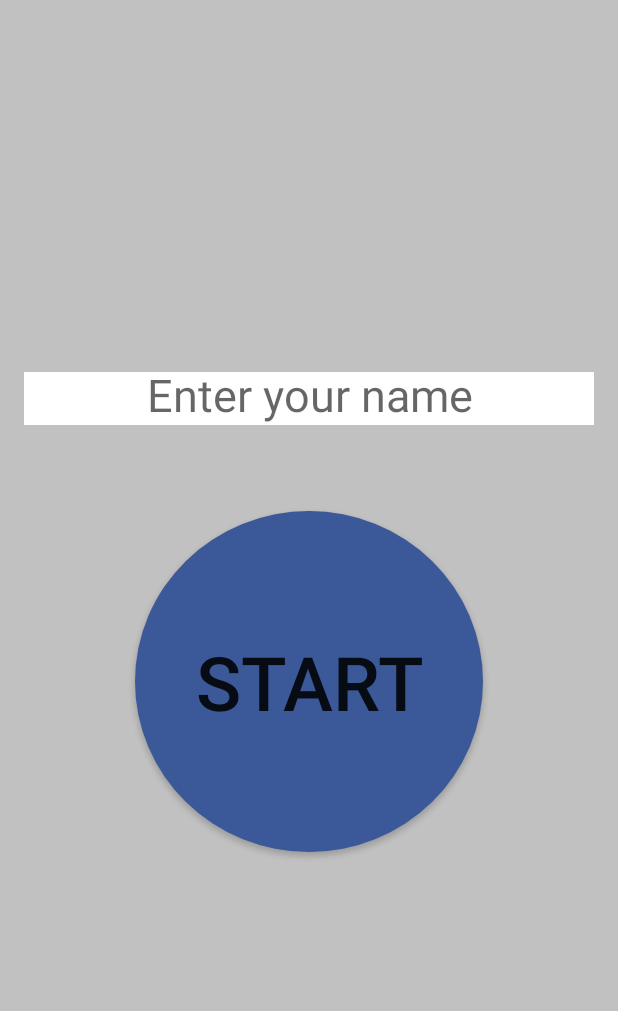
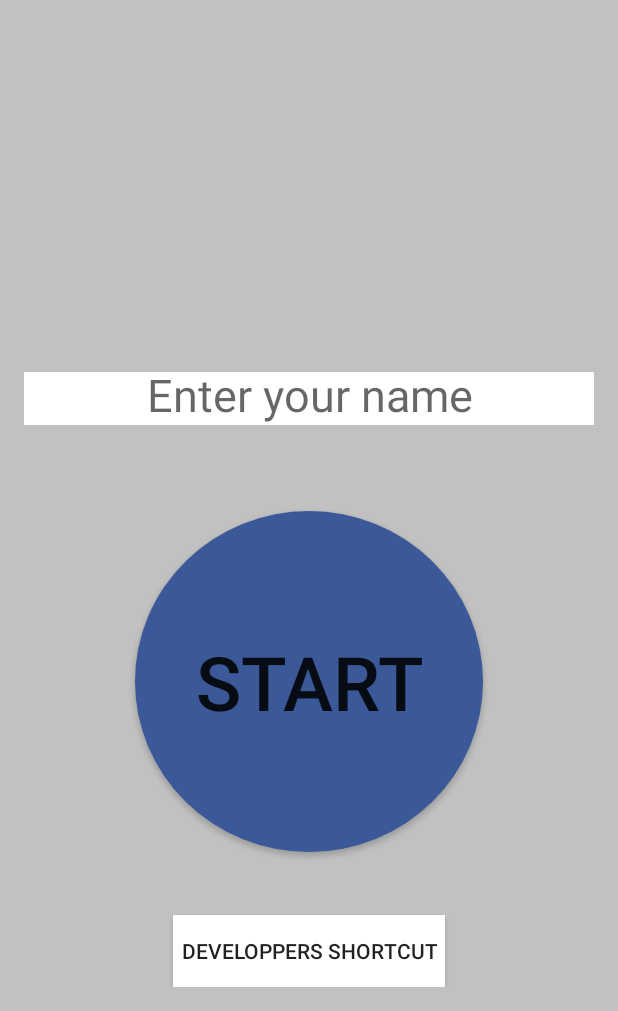
Before and after one commit to TronGame/CWA115, an Android app: the screen it shows after launch (MainActivity), on a phone screen of 412 x 824 dp, the part 225-1236 px from its top. Run offline under Robolectric (Android 15) with nearby library versions, the phone set to English and light mode, and no system bars.

Commit message:
changed redirections

```diff
--- a/app/src/main/java/cwa115/trongame/HostingActivity.java
+++ b/app/src/main/java/cwa115/trongame/HostingActivity.java
@@ -1,5 +1,6 @@
 package cwa115.trongame;
 
+import android.content.Intent;
 import android.os.Bundle;
 import android.support.design.widget.FloatingActionButton;
 import android.support.design.widget.Snackbar;
@@ -14,5 +15,7 @@ public class HostingActivity extends AppCompatActivity {
         super.onCreate(savedInstanceState);
         setContentView(R.layout.activity_hosting);
     }
-
+    public void showRoomActivity(View view) {
+        startActivity(new Intent(this, HostingActivity.class));
+    }
 }
--- a/app/src/main/java/cwa115/trongame/LobbyActivity.java
+++ b/app/src/main/java/cwa115/trongame/LobbyActivity.java
@@ -1,5 +1,6 @@
 package cwa115.trongame;
 
+import android.content.Intent;
 import android.os.Bundle;
 import android.support.design.widget.FloatingActionButton;
 import android.support.design.widget.Snackbar;
@@ -14,5 +15,7 @@ public class LobbyActivity extends AppCompatActivity {
         super.onCreate(savedInstanceState);
         setContentView(R.layout.activity_lobby);
     }
-
+    public void showHostingActivity(View view) {
+        startActivity(new Intent(this, HostingActivity.class));
+    }
 }
--- a/app/src/main/java/cwa115/trongame/MainActivity.java
+++ b/app/src/main/java/cwa115/trongame/MainActivity.java
@@ -56,5 +56,8 @@ public class MainActivity extends AppCompatActivity {
     public void showGameActivity(View view) {
         startActivity(new Intent(this, GameActivity.class));
     }
+    public void showLobbyActivity(View view) {
+        startActivity(new Intent(this, LobbyActivity.class));
+    }
 
 }
--- a/app/src/main/java/cwa115/trongame/RoomActivity.java
+++ b/app/src/main/java/cwa115/trongame/RoomActivity.java
@@ -1,5 +1,6 @@
 package cwa115.trongame;
 
+import android.content.Intent;
 import android.os.Bundle;
 import android.support.design.widget.FloatingActionButton;
 import android.support.design.widget.Snackbar;
@@ -14,5 +15,8 @@ public class RoomActivity extends AppCompatActivity {
         super.onCreate(savedInstanceState);
         setContentView(R.layout.activity_room);
     }
+    public void showGameActivity(View view) {
+        startActivity(new Intent(this, GameActivity.class));
+    }
 
 }
--- a/app/src/main/res/layout/content_hosting.xml
+++ b/app/src/main/res/layout/content_hosting.xml
@@ -92,6 +92,7 @@
         android:layout_alignLeft="@+id/checkBox"
         android:layout_alignStart="@+id/checkBox" />
     <Button
+        android:onClick="showRoomActivity"
         android:layout_width="wrap_content"
         android:layout_height="wrap_content"
         android:text="@string/start"
--- a/app/src/main/res/layout/content_lobby.xml
+++ b/app/src/main/res/layout/content_lobby.xml
@@ -35,6 +35,7 @@
             android:textSize="35dp"
             android:layout_marginTop="10dp"
             android:padding="5dp"
-            android:background="@drawable/rounded_button"/>
+            android:background="@drawable/rounded_button"
+            android:onClick="showHostingActivity"/>
 
 </LinearLayout>
--- a/app/src/main/res/layout/content_main.xml
+++ b/app/src/main/res/layout/content_main.xml
@@ -45,9 +45,18 @@
         android:paddingRight="40dp"
         android:paddingBottom="80dp"
         android:paddingTop="80dp"
-        android:onClick="showGameActivity"
+        android:onClick="showLobbyActivity"
         android:background="@drawable/round_button"
         android:layout_alignParentBottom="true"
         android:layout_centerHorizontal="true"
         android:layout_marginBottom="90dp" />
+    <Button
+        android:layout_width="wrap_content"
+        android:layout_height="wrap_content"
+        android:text="Developpers shortcut"
+        android:background="@color/basicWhite"
+        android:layout_alignParentBottom="true"
+        android:padding="5dp"
+        android:layout_centerHorizontal="true"
+        android:onClick="showGameActivity"/>
 </RelativeLayout>
--- a/app/src/main/res/layout/content_room.xml
+++ b/app/src/main/res/layout/content_room.xml
@@ -29,7 +29,7 @@
         android:layout_alignParentStart="true" />
 
     <Button
-
+        android:onClick="showGameActivity"
         android:layout_width="wrap_content"
         android:layout_height="wrap_content"
         android:text="@string/default_readybutton"
```
